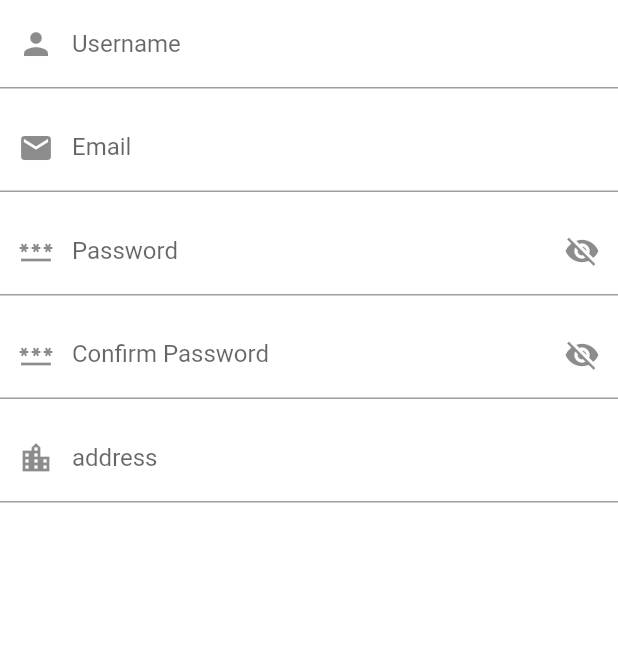
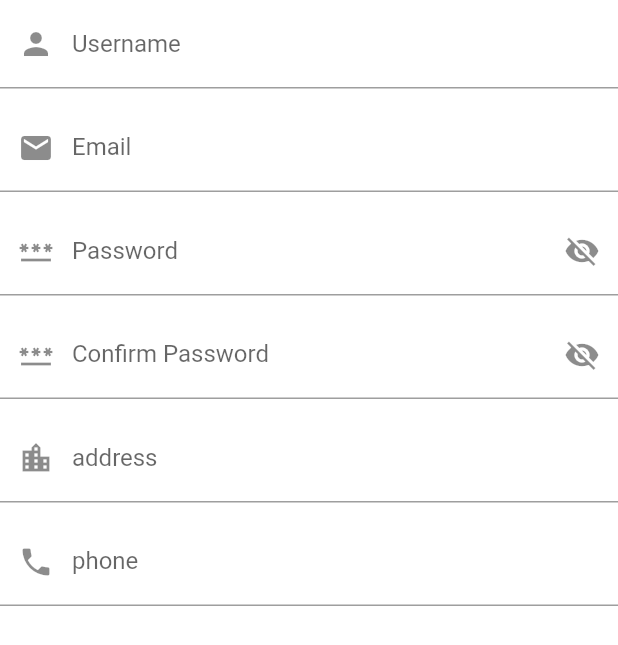
Before and after one commit to flutter-preview/EC-Paid-Project-Flutter-App, a Flutter app: the MyInputColumn widget shown alone on an empty page, opened directly with empty values, on a phone screen of 412 x 824 dp. Shown: the top 645 px of the screen. Run offline on Flutter 3.47's test engine with Material 2 defaults, Android fonts, the phone set to English and light mode, and no system bars; drawn by our look-alikes of flutter_platform_widgets; our stand-ins replace carousel_slider, device_preview, firebase_auth, firebase_core, flutter_redux, flutter_typeahead and 3 more; missing offline and left inert: qr_code_scanner; accounts and stored records are empty; network calls fail.

Commit message:
added phone number

```diff
--- a/lib/pages/signpage/actions/actions.dart
+++ b/lib/pages/signpage/actions/actions.dart
@@ -5,6 +5,7 @@ Function(dynamic value)? getOnChangedFunction(String type,SignupUser user) {
       'username': (value) => user.username = value,
       'email': (value) => user.email = value,
       'password': (value) => user.password = value,
+      'phone': (value) => user.phone = value,
       'confirmPassword': (value) => user.confirmPassword = value,
       'address': (value) => user.address = value,
     };
--- a/lib/pages/signpage/components/my_input_column.dart
+++ b/lib/pages/signpage/components/my_input_column.dart
@@ -80,6 +80,14 @@ class _MyInputColumnState extends State<MyInputColumn> {
 
         ),
         const SizedBox(height: 10),
+        CustomTextField(
+          user: widget.user,
+          type: 'phone',
+          myIcon: Icon(Icons.phone),
+          label: 'phone',
+          placeholder: 'phone',
+
+        ),
       ],
     );
   }
```
